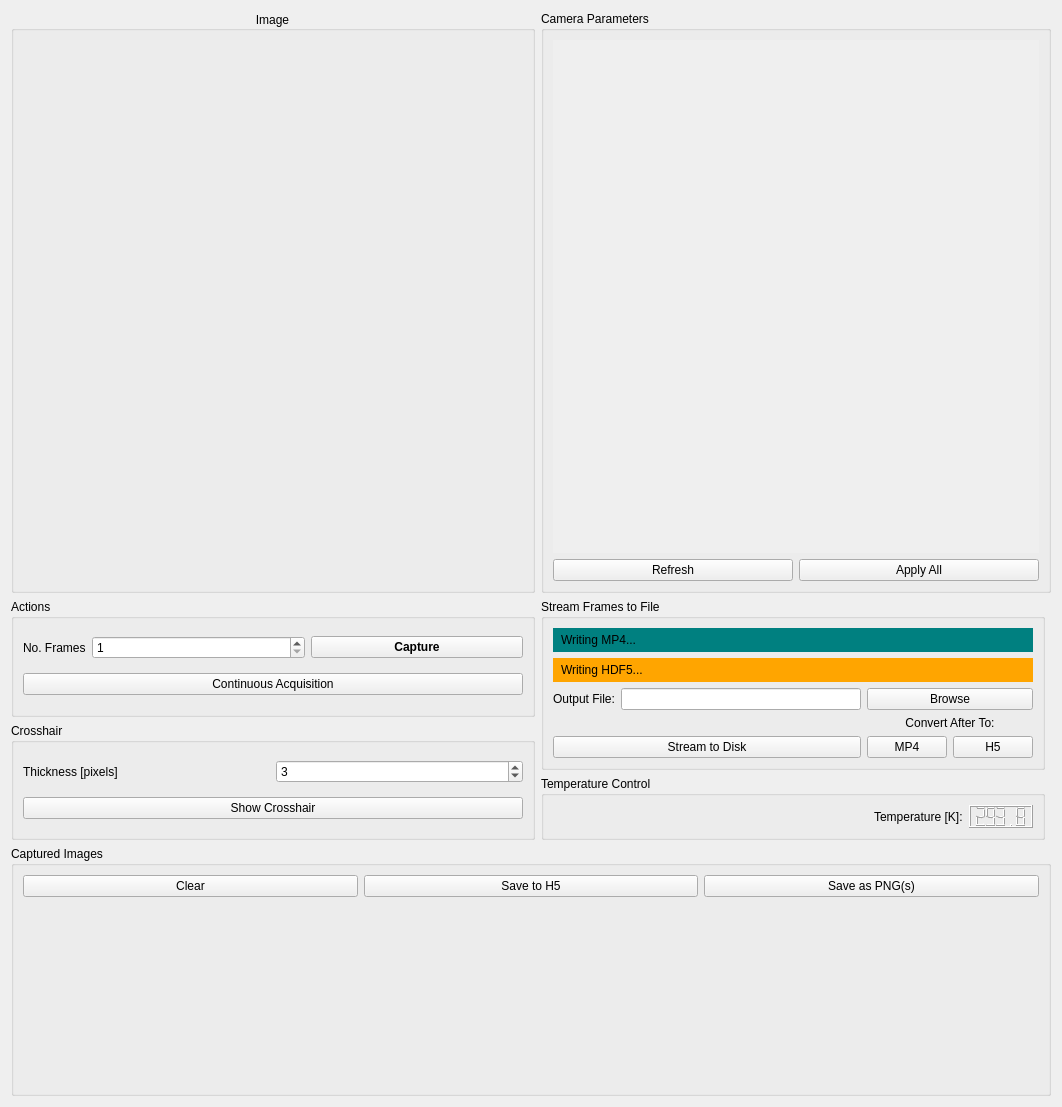
Before: the Qt Designer form nplab/instrument/camera/fastcamera/fcgui.ui in wdeacon/PyOpenLab, drawn with Qt 5.
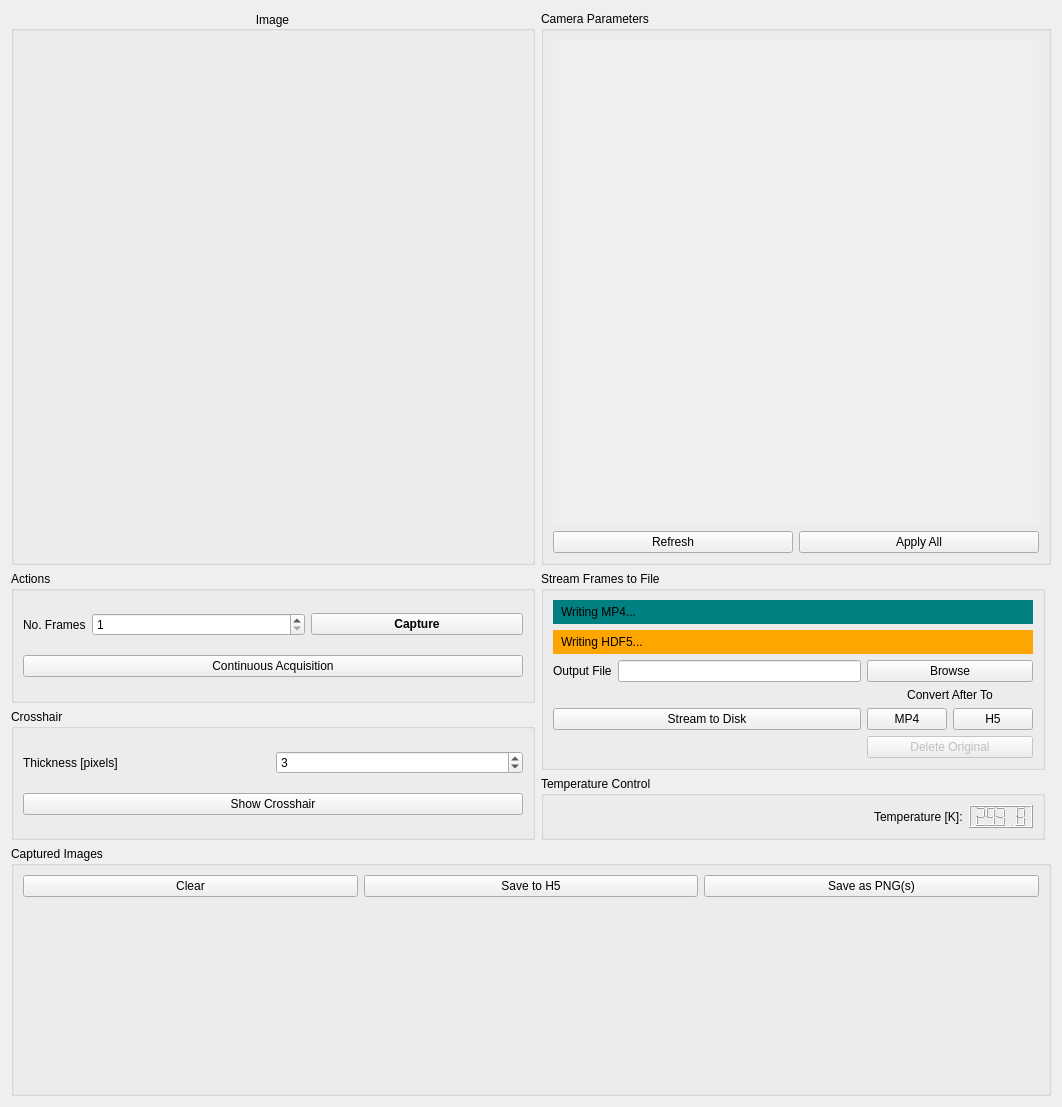
After: the same form once the commit is applied.

Patch:
```diff
--- a/nplab/instrument/camera/fastcamera/fcgui.ui
+++ b/nplab/instrument/camera/fastcamera/fcgui.ui
@@ -210,14 +210,14 @@
         <string>Stream Frames to File</string>
        </property>
        <layout class="QGridLayout" name="gridLayout_5">
-        <item row="2" column="0">
+        <item row="3" column="0">
          <widget class="QLabel" name="label">
           <property name="text">
-           <string>Output File:</string>
+           <string>Output File</string>
           </property>
          </widget>
         </item>
-        <item row="2" column="1">
+        <item row="3" column="1">
          <widget class="QLineEdit" name="streamFile"/>
         </item>
         <item row="6" column="0" colspan="2">
@@ -259,19 +259,6 @@
           </property>
          </widget>
         </item>
-        <item row="3" column="1">
-         <spacer name="verticalSpacer">
-          <property name="orientation">
-           <enum>Qt::Vertical</enum>
-          </property>
-          <property name="sizeHint" stdset="0">
-           <size>
-            <width>20</width>
-            <height>0</height>
-           </size>
-          </property>
-         </spacer>
-        </item>
         <item row="1" column="0" colspan="4">
          <widget class="QLabel" name="writingH5">
           <property name="styleSheet">
@@ -295,7 +282,7 @@
           </property>
          </widget>
         </item>
-        <item row="2" column="2" colspan="2">
+        <item row="3" column="2" colspan="2">
          <widget class="QPushButton" name="streamBrowse">
           <property name="text">
            <string>Browse</string>
@@ -305,13 +292,39 @@
         <item row="4" column="2" colspan="2">
          <widget class="QLabel" name="label_6">
           <property name="text">
-           <string>Convert After To:</string>
+           <string>Convert After To</string>
           </property>
           <property name="alignment">
            <set>Qt::AlignCenter</set>
           </property>
          </widget>
         </item>
+        <item row="7" column="2" colspan="2">
+         <widget class="QPushButton" name="deleteButton">
+          <property name="enabled">
+           <bool>false</bool>
+          </property>
+          <property name="text">
+           <string>Delete Original</string>
+          </property>
+          <property name="checkable">
+           <bool>true</bool>
+          </property>
+         </widget>
+        </item>
+        <item row="2" column="2">
+         <spacer name="verticalSpacer">
+          <property name="orientation">
+           <enum>Qt::Vertical</enum>
+          </property>
+          <property name="sizeHint" stdset="0">
+           <size>
+            <width>20</width>
+            <height>0</height>
+           </size>
+          </property>
+         </spacer>
+        </item>
        </layout>
       </widget>
      </item>
```
